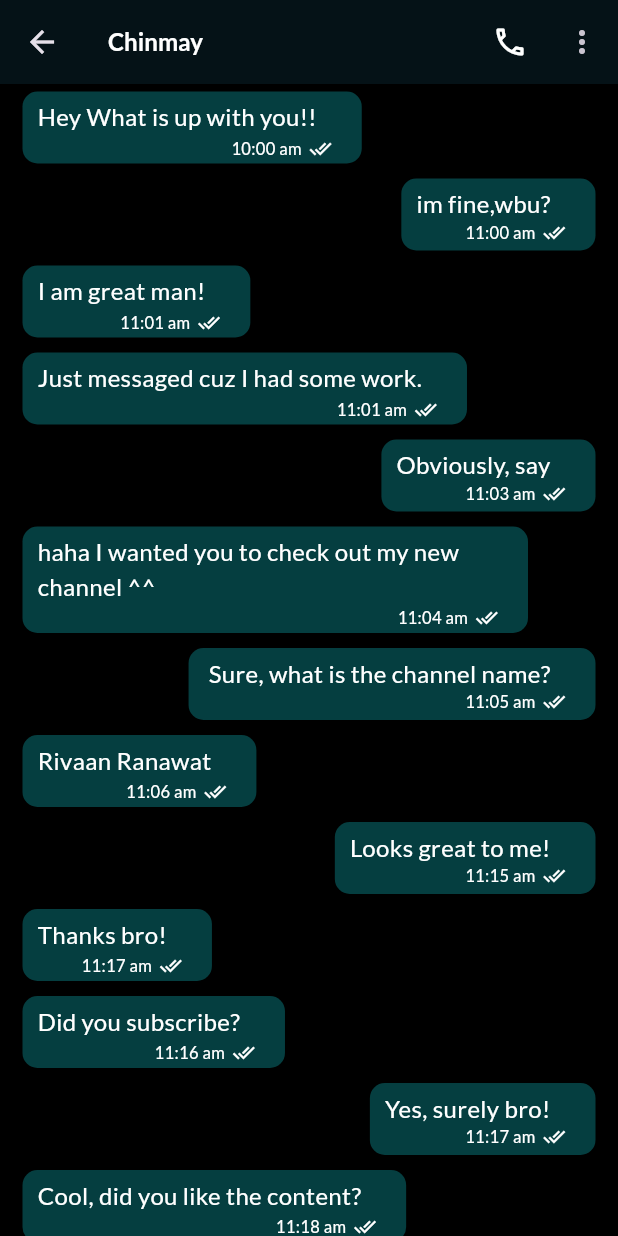
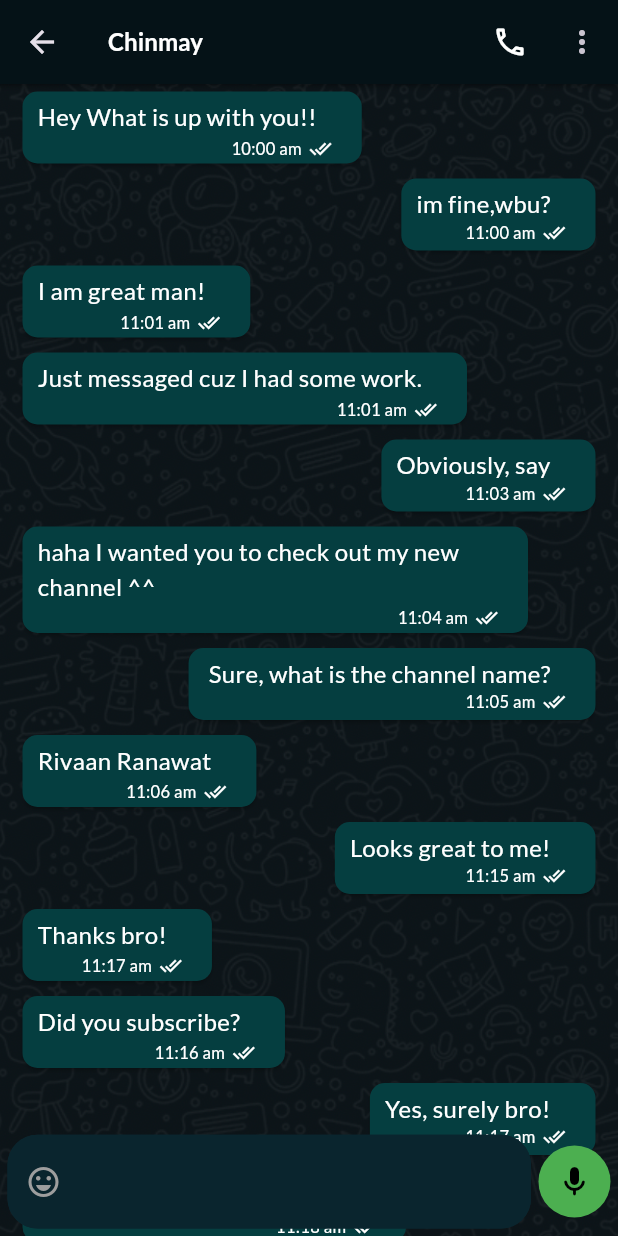
Before and after one commit to ChinmayMangela/whatsapp_ui_clone, a Flutter app: the screen it shows after launch, after a tap on "Chinmay", on a phone screen of 412 x 824 dp. Run offline on Flutter 3.47's test engine with Material 3 defaults, Android fonts, the phone set to English and light mode, and no system bars; our stand-ins replace font_awesome_flutter, google_fonts; network calls fail.

Commit message:
Update project

```diff
--- a/lib/presentation/pages/conversation_screen.dart
+++ b/lib/presentation/pages/conversation_screen.dart
@@ -5,7 +5,7 @@ import 'package:whatsapp_ui_clone/presentation/widgets/app_bar_icons.dart';
 import 'package:whatsapp_ui_clone/presentation/widgets/chats_list.dart';
 import 'package:whatsapp_ui_clone/presentation/widgets/custom_text.dart';
 
-class ConversationScreen extends StatelessWidget {
+class ConversationScreen extends StatefulWidget {
   const ConversationScreen({
     super.key,
     required this.user,
@@ -14,9 +14,21 @@ class ConversationScreen extends StatelessWidget {
   final User user;
 
   @override
+  State<ConversationScreen> createState() => _ConversationScreenState();
+}
+
+class _ConversationScreenState extends State<ConversationScreen> {
+  final _textFieldFocusNode = FocusNode();
+
+  @override
+  void dispose() {
+    _textFieldFocusNode.dispose();
+    super.dispose();
+  }
+
+  @override
   Widget build(BuildContext context) {
     return Scaffold(
-      backgroundColor: Colors.black,
       appBar: _buildAppBar(context),
       body: _buildBody(),
     );
@@ -28,11 +40,11 @@ class ConversationScreen extends StatelessWidget {
         onTap: () {
           Navigator.of(context).push(
             MaterialPageRoute(
-              builder: (context) => SpecificUserInfoPage(user: user),
+              builder: (context) => SpecificUserInfoPage(user: widget.user),
             ),
           );
         },
-        child: CustomText(text: user.name, textSize: 16, isBoldFont: true),
+        child: CustomText(text: widget.user.name, textSize: 16, isBoldFont: true),
       ),
       actions: [
         buildPhoneCallButton(),
@@ -42,10 +54,85 @@ class ConversationScreen extends StatelessWidget {
   }
 
   Widget _buildBody() {
-    return const Stack(
+    return Stack(
       children: [
-        Expanded(child: ChatsList()),
+        Container(
+            width: double.infinity,
+            height: double.infinity,
+            decoration: const BoxDecoration(
+              image: DecorationImage(
+                image: AssetImage('assets/images/backgroundImage.png'),
+                fit: BoxFit.cover,
+              ),
+            )),
+        const ChatsList(),
+        Positioned(
+          bottom: 5,
+          left: 5,
+          right: 5,
+          child: Row(
+            children: [
+              Expanded(
+                child: _buildTextField(),
+              ),
+              _buildMicButton(),
+            ],
+          ),
+        ),
       ],
     );
   }
+
+  Widget _buildTextField() {
+    return TextField(
+      focusNode: _textFieldFocusNode,
+      decoration: InputDecoration(
+        filled: true,
+        fillColor: const Color.fromRGBO(10, 37, 46, 1.0),
+        prefixIcon: const Icon(Icons.emoji_emotions_outlined, color: Colors.grey,),
+        suffix: const Row(
+          mainAxisAlignment: MainAxisAlignment.end,
+          children: [
+            Icon(Icons.attach_file_outlined, color: Colors.grey,),
+            SizedBox(width: 10),
+            Icon(Icons.camera_alt_outlined, color: Colors.grey,),
+          ],
+        ),
+        border: OutlineInputBorder(
+          borderRadius: BorderRadius.circular(20),
+          borderSide: const BorderSide(
+            color: Color.fromRGBO(10, 37, 46, 1.0),
+          ),
+        ),
+        focusedBorder: OutlineInputBorder(
+          borderRadius: BorderRadius.circular(20),
+          borderSide: const BorderSide(
+            color: Color.fromRGBO(10, 37, 46, 1.0)
+          ),
+        ),
+        enabledBorder: OutlineInputBorder(
+          borderRadius: BorderRadius.circular(20),
+          borderSide: const BorderSide(
+            color: Color.fromRGBO(10, 37, 46, 1.0)
+          ),
+        ),
+        hintText: 'message...',
+      ),
+    );
+  }
+
+  Widget _buildMicButton() {
+    return Container(
+      margin: const EdgeInsets.only(left: 5),
+      decoration: const BoxDecoration(
+          color: Colors.green,
+          shape: BoxShape.circle
+      ),
+      child: IconButton(
+        icon: const Icon(Icons.mic_rounded, color: Colors.black,),
+        onPressed: () {
+        },
+      ),
+    );
+  }
 }
--- a/lib/presentation/widgets/custom_textfield.dart
+++ b/lib/presentation/widgets/custom_textfield.dart
@@ -2,14 +2,16 @@ import 'package:flutter/material.dart';
 import 'package:google_fonts/google_fonts.dart';
 
 class CustomTextField extends StatelessWidget {
-  const CustomTextField({super.key});
+  const CustomTextField({super.key, this.focusNode,});
+
+  final FocusNode? focusNode;
 
   @override
   Widget build(BuildContext context) {
     return Padding(
       padding: const EdgeInsets.symmetric(horizontal: 8.0),
       child: TextField(
-
+        focusNode: focusNode,
         decoration: InputDecoration(
             fillColor: const Color.fromRGBO(27, 37, 46, 1.0),
             filled: true,
--- a/pubspec.yaml
+++ b/pubspec.yaml
@@ -62,8 +62,8 @@ flutter:
   uses-material-design: true
 
   # To add assets to your application, add an assets section, like this:
-  # assets:
-  #   - images/a_dot_burr.jpeg
+  assets:
+     - assets/images/backgroundImage.png
   #   - images/a_dot_ham.jpeg
 
   # An image asset can refer to one or more resolution-specific "variants", see
```
Also changed, not shown: assets/images/backgroundImage.png (added). Lines whose indentation alone changed are shown as unchanged.
